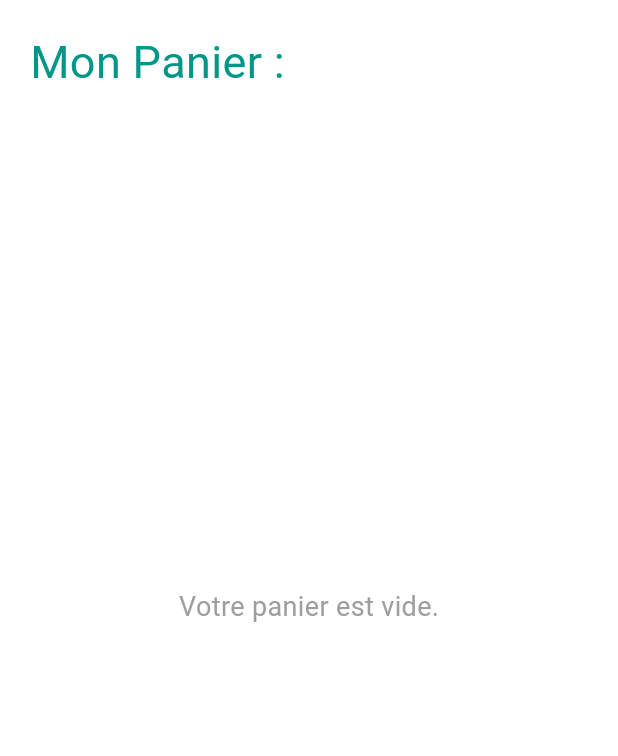
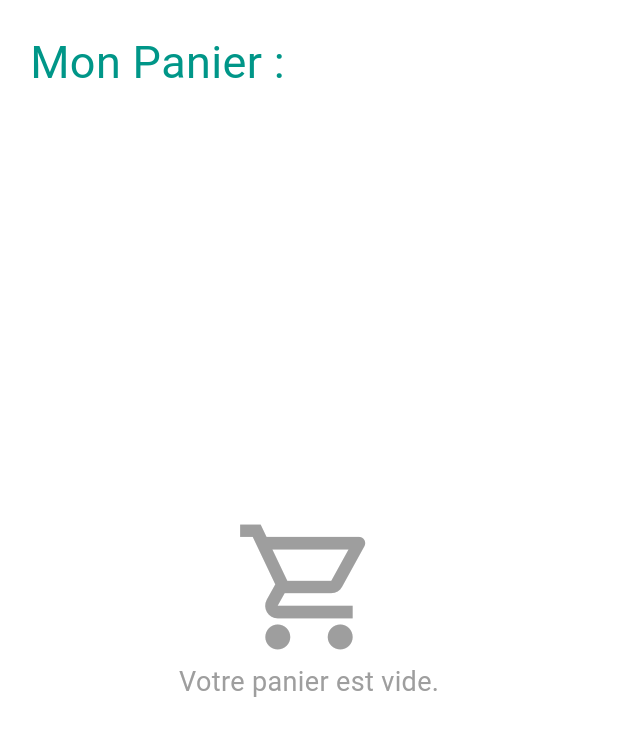
Before and after one commit to Zelikoo/Leafy, a Flutter app: the PanierPage screen opened by its route, on a phone screen of 412 x 824 dp, the part 72-828 px from its top. Run offline on Flutter 3.47's test engine with Material 3 defaults, Android fonts, the phone set to English and light mode, and no system bars; our stand-ins replace google_sign_in; missing offline and left inert: flutter_facebook_auth; network calls fail.

Commit message:
feat(panier): Add delete functionality and UI improvements
This commit introduces the ability to delete items from the cart via API calls and enhances the cart's user interface. It also standardizes the product identifier across the application.

- **Panier (`panier_page.dart`):**
    - Implemented a call to `networkHelper.deleteProduitPanier(produit.id_produit)` when a user removes an item from the cart, syncing the change with the backend.
    - Updated the "empty cart" view to display a large shopping cart icon above the "Votre panier est vide" text for better visual feedback.

- **Product Model (`produit.dart`):**
    - Renamed the `id` field to `id_produit` to match the API's naming convention for product IDs.
    - This change is propagated through the constructor and the `fromJson` factory method.

- **Networking (`networking.dart`):**
    - Modified the `deleteProduitPanier` method to correctly send the `id_produit` in the request body as JSON, ensuring proper deletion on the server.

- **Detail Page (`detail_page.dart`):**
    - Updated the "Ajouter au panier" (Add to Cart) functionality to use the new `produit.id_produit` field.
    - The page now automatically pops back to the previous screen after a product is successfully added to the cart.

```diff
--- a/lib/class/produit.dart
+++ b/lib/class/produit.dart
@@ -1,5 +1,5 @@
 class Produit {
-  final int id;
+  final int id_produit;
   final String name;
   final String urlImg;
   final String description;
@@ -7,7 +7,7 @@ class Produit {
   final int categoryId;
 
   Produit({
-    required this.id,
+    required this.id_produit,
     required this.name,
     required this.urlImg,
     required this.description,
@@ -17,7 +17,7 @@ class Produit {
 
   factory Produit.fromJson(Map<String, dynamic> json) {
     return Produit(
-      id: _parseInt(json['id_produit']),
+      id_produit: _parseInt(json['id_produit']),
       name: json['nom_produit']?.toString() ?? '',
       urlImg: json['image_url']?.toString() ?? '',
       description: json['description']?.toString() ?? '',
--- a/lib/pages/panier_page.dart
+++ b/lib/pages/panier_page.dart
@@ -71,10 +71,21 @@ class _PanierPageState extends State<PanierPage> {
             const SizedBox(height: 10),
             Expanded(
               child: panier.isEmpty
-                  ? const Center(
-                      child: Text(
-                        "Votre panier est vide.",
-                        style: TextStyle(fontSize: 18, color: Colors.grey),
+                  ? Center(
+                      child: Column(
+                        mainAxisAlignment: MainAxisAlignment.center,
+                        crossAxisAlignment: CrossAxisAlignment.center,
+                        children: [
+                          Icon(
+                            Icons.shopping_cart_outlined,
+                            size: 100,
+                            color: Colors.grey,
+                          ),
+                          Text(
+                            "Votre panier est vide.",
+                            style: TextStyle(fontSize: 18, color: Colors.grey),
+                          ),
+                        ],
                       ),
                     )
                   : ListView.builder(
@@ -82,6 +93,7 @@ class _PanierPageState extends State<PanierPage> {
                       itemBuilder: (context, index) {
                         var item = panier[index];
                         var produitJson = item['panier'];
+                        print(produitJson);
                         var produit = Produit.fromJson(produitJson);
                         int quantite = item['quantite'];
 
@@ -146,6 +158,7 @@ class _PanierPageState extends State<PanierPage> {
         setState(() {
           panier.removeAt(index);
         });
+        networkHelper.deleteProduitPanier(produit.id_produit);
       },
       child: Container(
         color: Colors.grey.shade100,
@@ -196,7 +209,7 @@ class _PanierPageState extends State<PanierPage> {
                       setState(() {
                         panier.removeAt(index);
                       });
-                      networkHelper.deleteProduitPanier(produit.id);
+                      networkHelper.deleteProduitPanier(produit.id_produit);
                     },
                     style: ElevatedButton.styleFrom(
                       backgroundColor: Colors.white,
```
Also changed, not shown: lib/pages/detail_page.dart (+4 -3 lines), lib/services/networking.dart (+6 -1 lines).
